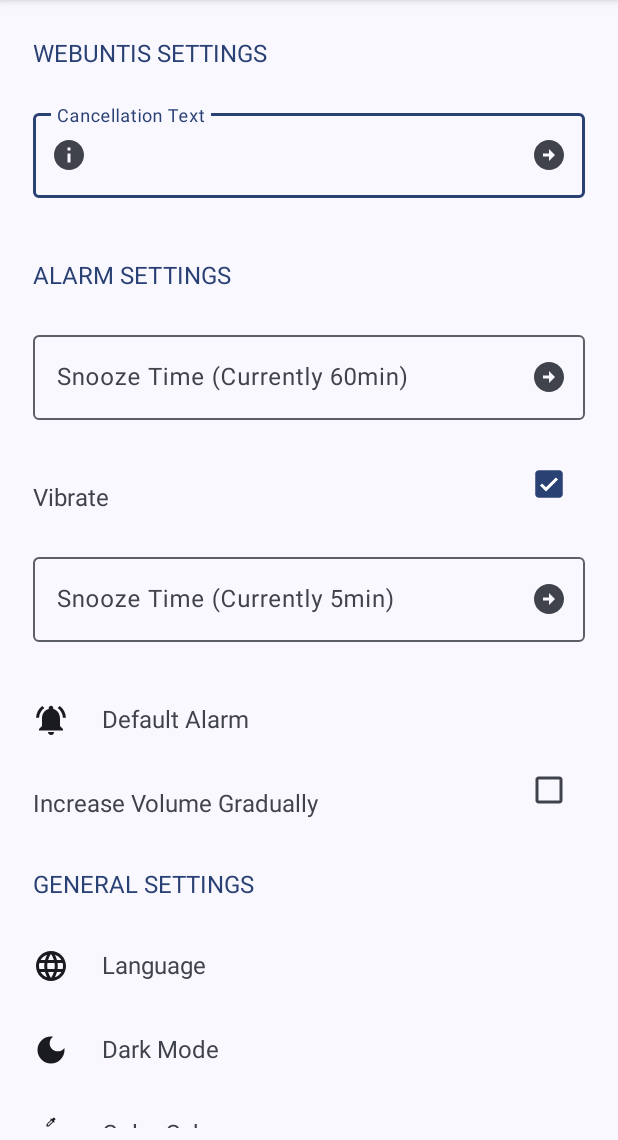
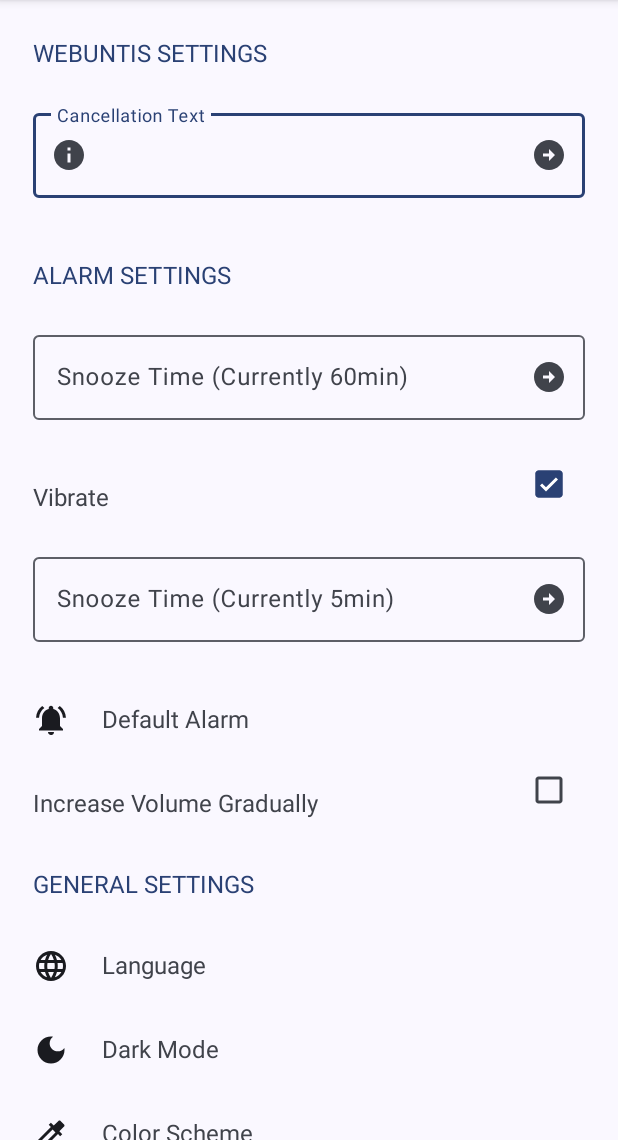
Before and after one commit to TheRedLion/UntisAlarm, an Android app: the MainActivity screen opened directly, with no data from a screen before it, in the options menu, after a tap on "Settings", on a phone screen of 412 x 824 dp, the part 96-1236 px from its top. Run offline under Robolectric (Android 15) with nearby library versions, the phone set to English and light mode, and no system bars; 1 statement that could not run was skipped.

Commit message:
stuff i guess

```diff
--- a/app/src/main/java/eu/karenfort/main/StoreData.kt
+++ b/app/src/main/java/eu/karenfort/main/StoreData.kt
@@ -26,6 +26,7 @@
     private val alarmActiveKey = booleanPreferencesKey("alarm-active")
     private val alarmClockHourKey = intPreferencesKey("alarmClockHour")
     private val alarmClockMinuteKey = intPreferencesKey("alarmClockMinute")
+    private val alarmClockEditedKey = intPreferencesKey("alarmClockEdited")
     private val vibrateKey = booleanPreferencesKey("vibrate")
     private val soundTitleKey = stringPreferencesKey("soundTitle")
     private val soundUriKey = stringPreferencesKey("soundUri")
@@ -137,20 +138,6 @@
         return preferences[idKey]
     }
 
-    suspend fun loadAlarmClock(): Array<Int?> {
-        val preferences = context.dataStore.data.first()
-
-        //for explanation look ar storeAlarmClock()
-        if (preferences[alarmClockHourKey] == 27 || preferences[alarmClockMinuteKey] == 69) {
-            return arrayOf(null, null)
-        }
-
-        return arrayOf(
-            preferences[alarmClockHourKey],
-            preferences[alarmClockMinuteKey]
-        )
-    }
-
     suspend fun loadLoginData(): Array<String?> {
         val preferences = context.dataStore.data.first()
         return arrayOf(
@@ -171,7 +158,25 @@
         return preferences[alarmActiveKey]
     }
 
+
+    suspend fun loadAlarmClock(): Array<Int?> {
+        val preferences = context.dataStore.data.first()
+
+        //for explanation look ar storeAlarmClock()
+        if (preferences[alarmClockHourKey] == 27 || preferences[alarmClockMinuteKey] == 69) {
+            return arrayOf(null, null)
+        }
+
+        return arrayOf(
+            preferences[alarmClockHourKey],
+            preferences[alarmClockMinuteKey],
+            preferences[alarmClockEditedKey]
+        )
+    }
     fun storeAlarmClock(hour: Int?, minute: Int?) {
+        storeAlarmClock(hour, minute, 0)
+    }
+    fun storeAlarmClock(hour: Int?, minute: Int?, edited: Int) {
         if (hour != null) {
             if (hour < 0 || hour > 23) {
                 throw Exception("Hour must be 0..23")
@@ -192,6 +197,7 @@
             context.dataStore.edit { settings ->
                 settings[alarmClockHourKey] = storeHour
                 settings[alarmClockMinuteKey] = storeMinute
+                settings[alarmClockEditedKey] = edited
             }
         }
     }
--- a/app/src/main/java/eu/karenfort/main/activities/MainActivity.kt
+++ b/app/src/main/java/eu/karenfort/main/activities/MainActivity.kt
@@ -8,6 +8,7 @@
 import android.content.SharedPreferences
 import android.net.Uri
 import android.os.Bundle
+import android.text.format.DateFormat.is24HourFormat
 import android.util.Log
 import android.view.Menu
 import android.view.MenuItem
@@ -16,17 +17,23 @@
 import androidx.appcompat.app.AppCompatActivity
 import androidx.core.app.ActivityCompat
 import androidx.datastore.preferences.core.intPreferencesKey
+import androidx.fragment.app.FragmentActivity
 import com.carlkarenfort.test.R
 import com.google.android.material.color.DynamicColors
 import com.google.android.material.materialswitch.MaterialSwitch
+import com.google.android.material.timepicker.MaterialTimePicker
+import com.google.android.material.timepicker.MaterialTimePicker.INPUT_MODE_CLOCK
+import com.google.android.material.timepicker.TimeFormat
 import eu.karenfort.main.StoreData
 import eu.karenfort.main.alarm.AlarmScheduler
+import eu.karenfort.main.alarmClock.AlarmClock
 import eu.karenfort.main.helper.TBS_DEFAULT
 import eu.karenfort.main.helper.areNotificationsEnabled
 import eu.karenfort.main.helper.isTiramisuPlus
 import kotlinx.coroutines.CoroutineScope
 import kotlinx.coroutines.Dispatchers
 import kotlinx.coroutines.launch
+import java.time.LocalTime
 
 class MainActivity : AppCompatActivity(), SharedPreferences.OnSharedPreferenceChangeListener {
     private val TAG = "MainActivity"
@@ -86,7 +93,44 @@
     private fun setListener() {
         toggleAlarm.setOnCheckedChangeListener { _, isChecked -> handleToggleAlarm(isChecked) }
         editAlarmToday.setOnClickListener {
-            //todo: implement action
+            val isSystem24Hour = is24HourFormat(this)
+            val clockFormat = if (isSystem24Hour) TimeFormat.CLOCK_24H else TimeFormat.CLOCK_12H
+            val time = alarmPreview.text.split(":")
+            var hour: Int
+            var minute: Int
+            try {
+                hour = time[0].toInt()
+                minute = time[1].toInt()
+            } catch (e: NumberFormatException) {
+                hour = 0
+                minute = 0
+            }
+            val picker =
+            MaterialTimePicker.Builder()
+                    .setTimeFormat(clockFormat)
+                    .setHour(hour)
+                    .setMinute(minute)
+                    .setTitleText("Edit Alarm Time")
+                    .setInputMode(INPUT_MODE_CLOCK)
+                    .build()
+
+            picker.show(supportFragmentManager, TAG)
+
+            picker.addOnPositiveButtonClickListener {
+                AlarmClock.cancelAlarm(this)
+                AlarmClock.setAlarm(LocalTime.of(picker.hour, picker.minute), this)
+                StoreData(this).storeAlarmClock(picker.hour, picker.minute, 1)
+                picker.dismiss()
+            }
+            picker.addOnNegativeButtonClickListener {
+                picker.dismiss()
+            }
+            picker.addOnCancelListener {
+                picker.dismiss()
+            }
+            picker.addOnDismissListener {
+                picker.dismiss()
+            }
         }
     }
 
@@ -138,8 +182,10 @@
     private suspend fun loadAndSetAlarmActive() {
         val storeData = StoreData(applicationContext)
         val aaState: Boolean = storeData.loadAlarmActive() ?: false
+        runOnUiThread {
             toggleAlarm.isChecked = aaState
             toggleAlarm.isClickable = true
+        }
     }
 
     @SuppressLint("SetTextI18n")
@@ -147,8 +193,10 @@
         val storeData = StoreData(applicationContext)
         val alarmClock: Array<Int?> = storeData.loadAlarmClock()
         val (alarmClockStrHour, alarmClockStrMinute) = reformatAlarmClockPreview(alarmClock)
+        runOnUiThread {
             alarmPreview.text = "${alarmClockStrHour}:${alarmClockStrMinute}"
             editAlarmToday.isClickable = true
+        }
     }
 
     @SuppressLint("SetTextI18n")
@@ -156,10 +204,14 @@
         val storeData = StoreData(applicationContext)
         val tbs: Int? = storeData.loadTBS()
         if (tbs == null) {
+            runOnUiThread {
                 tbsPreview.text = getString(R.string.error_loading_tbs)
+            }
             storeData.storeTBS(TBS_DEFAULT)
         } else {
+            runOnUiThread {
                 tbsPreview.text = "${getString(R.string.the_alarm_currently_goes_off)}$tbs${getString(R.string.minutes_n_before_your_first_lesson)}"//todo: check if looks right
+            }
         }
     }
 
--- a/app/src/main/java/eu/karenfort/main/activities/SettingsActivity.kt
+++ b/app/src/main/java/eu/karenfort/main/activities/SettingsActivity.kt
@@ -121,6 +121,7 @@
             if (storeData.loadLanguage() == null) initLanguage()
             if (storeData.loadDarkMode() == null) initDarkMode()
 
+            runOnUiThread {
                 tbsInputLayout.hint =
                     "${getString(R.string.snooze_time)} (${getString(R.string.currently)} $tbs${
                         getString(R.string.short_minute)
@@ -132,6 +133,7 @@
                     })"
                 ivgToggle.isChecked = ivg
 
+            }
             enableClicking()
         }
     }
--- a/app/src/main/java/eu/karenfort/main/helper/Context.kt
+++ b/app/src/main/java/eu/karenfort/main/helper/Context.kt
@@ -38,7 +38,7 @@
 import java.time.LocalDate
 import kotlin.time.Duration.Companion.minutes
 
-fun Context.getNextDay(): LocalDate {
+fun getNextDay(): LocalDate {
     //Log.i(TAG, "called getNextDay()")
     var nextDay = LocalDate.now()
     nextDay = nextDay.plusDays(1)
--- a/app/src/main/res/layout/activity_settings.xml
+++ b/app/src/main/res/layout/activity_settings.xml
@@ -1,9 +1,19 @@
 <?xml version="1.0" encoding="utf-8"?>
-<LinearLayout xmlns:android="http://schemas.android.com/apk/res/android"
+<androidx.coordinatorlayout.widget.CoordinatorLayout xmlns:android="http://schemas.android.com/apk/res/android"
     xmlns:app="http://schemas.android.com/apk/res-auto"
     xmlns:tools="http://schemas.android.com/tools"
     android:layout_width="match_parent"
-    android:layout_height="match_parent"
+    android:layout_height="match_parent">
+
+    <androidx.core.widget.NestedScrollView
+        android:layout_width="match_parent"
+        android:layout_height="wrap_content"
+        android:fillViewport="true"
+        android:scrollbars="none">
+
+        <androidx.appcompat.widget.LinearLayoutCompat
+            android:layout_width="match_parent"
+            android:layout_height="wrap_content"
             android:orientation="vertical">
 
             <TextView
@@ -265,5 +275,7 @@
 
             </androidx.constraintlayout.widget.ConstraintLayout>
 
+        </androidx.appcompat.widget.LinearLayoutCompat>
+    </androidx.core.widget.NestedScrollView>
 
-</LinearLayout>
+</androidx.coordinatorlayout.widget.CoordinatorLayout>
```
Also changed, not shown: app/src/main/java/eu/karenfort/main/activities/WelcomeActivity.kt (+6 -4 lines), app/src/main/java/eu/karenfort/main/alarm/AlarmReceiver.kt (+9 -4 lines), app/src/main/java/eu/karenfort/main/api/UntisApiCalls.kt (+6 -7 lines). Lines whose indentation alone changed are shown as unchanged.
